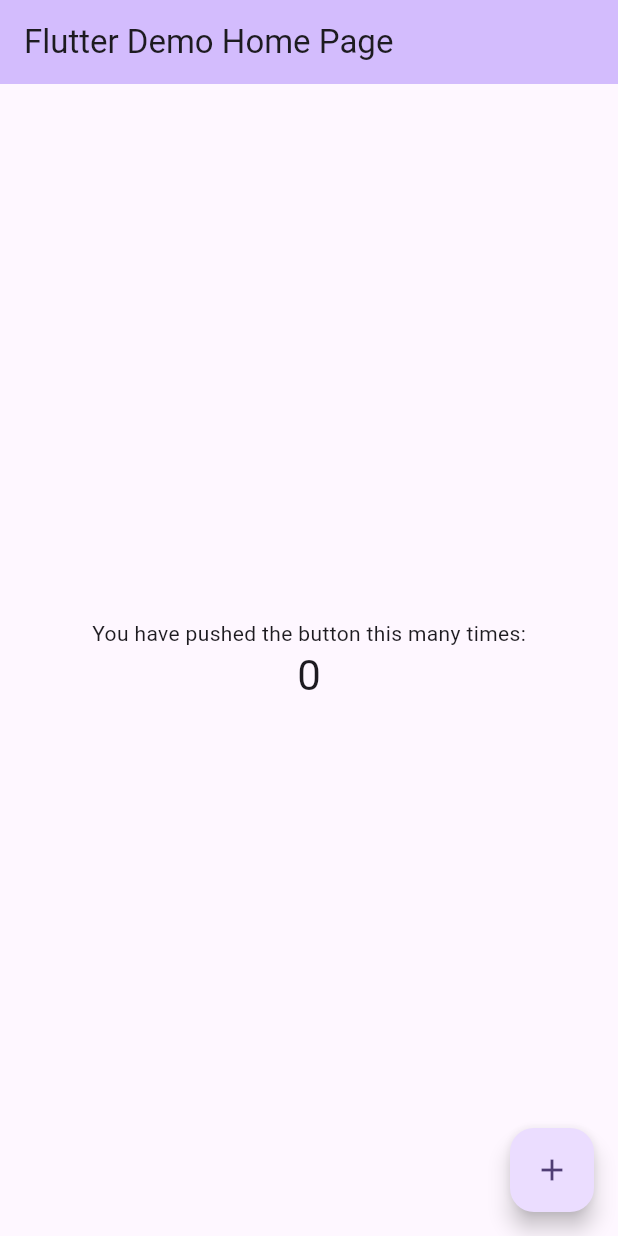
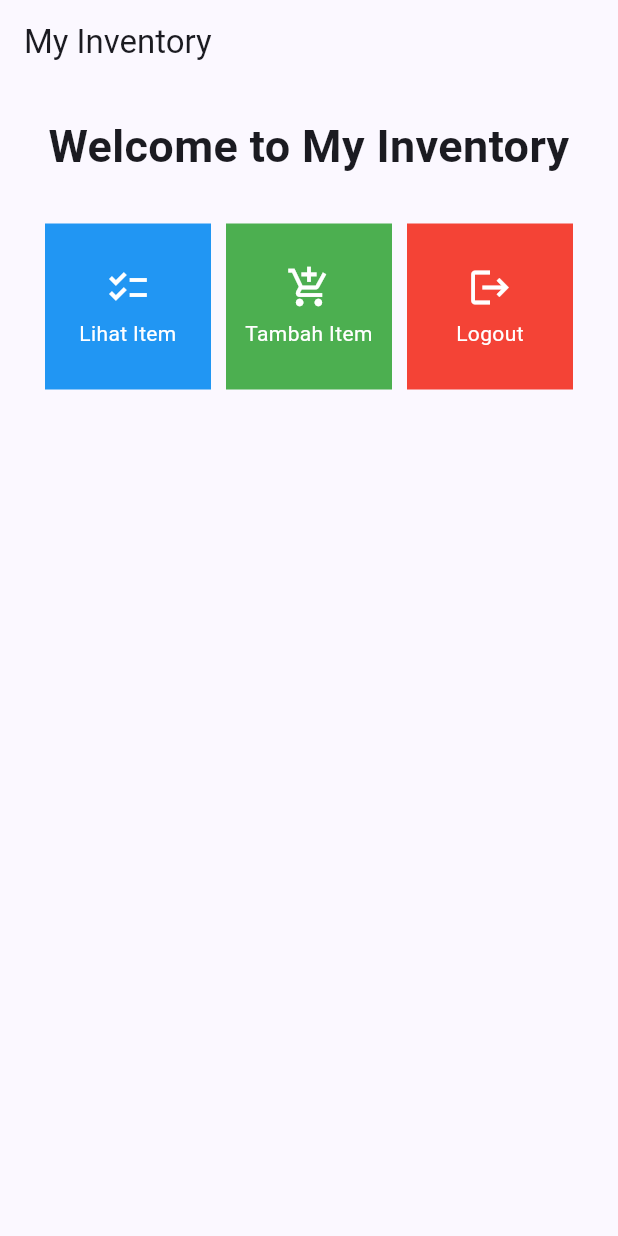
Before and after one commit to facesofgoblin/my-inventory-mobile, a Flutter app: the screen it shows after launch, on a phone screen of 412 x 824 dp. Run offline on Flutter 3.47's test engine with Material 2 defaults, Android fonts, the phone set to English and light mode, and no system bars.

Commit message:
TUGAS 7 SELESAI

```diff
--- a/lib/main.dart
+++ b/lib/main.dart
@@ -1,4 +1,5 @@
 import 'package:flutter/material.dart';
+import 'package:my_inventory/menu.dart';
 
 void main() {
   runApp(const MyApp());
@@ -11,7 +12,7 @@ class MyApp extends StatelessWidget {
   @override
   Widget build(BuildContext context) {
     return MaterialApp(
-      title: 'Flutter Demo',
+      title: 'My Inventory',
       theme: ThemeData(
         // This is the theme of your application.
         //
@@ -28,98 +29,10 @@ class MyApp extends StatelessWidget {
         //
         // This works for code too, not just values: Most code changes can be
         // tested with just a hot reload.
-        colorScheme: ColorScheme.fromSeed(seedColor: Colors.deepPurple),
+        colorScheme: ColorScheme.fromSeed(seedColor: Colors.indigo),
         useMaterial3: true,
       ),
-      home: const MyHomePage(title: 'Flutter Demo Home Page'),
+      home: MyHomePage(),
     );
   }
 }
-
-class MyHomePage extends StatefulWidget {
-  const MyHomePage({super.key, required this.title});
-
-  // This widget is the home page of your application. It is stateful, meaning
-  // that it has a State object (defined below) that contains fields that affect
-  // how it looks.
-
-  // This class is the configuration for the state. It holds the values (in this
-  // case the title) provided by the parent (in this case the App widget) and
-  // used by the build method of the State. Fields in a Widget subclass are
-  // always marked "final".
-
-  final String title;
-
-  @override
-  State<MyHomePage> createState() => _MyHomePageState();
-}
-
-class _MyHomePageState extends State<MyHomePage> {
-  int _counter = 0;
-
-  void _incrementCounter() {
-    setState(() {
-      // This call to setState tells the Flutter framework that something has
-      // changed in this State, which causes it to rerun the build method below
-      // so that the display can reflect the updated values. If we changed
-      // _counter without calling setState(), then the build method would not be
-      // called again, and so nothing would appear to happen.
-      _counter++;
-    });
-  }
-
-  @override
-  Widget build(BuildContext context) {
-    // This method is rerun every time setState is called, for instance as done
-    // by the _incrementCounter method above.
-    //
-    // The Flutter framework has been optimized to make rerunning build methods
-    // fast, so that you can just rebuild anything that needs updating rather
-    // than having to individually change instances of widgets.
-    return Scaffold(
-      appBar: AppBar(
-        // TRY THIS: Try changing the color here to a specific color (to
-        // Colors.amber, perhaps?) and trigger a hot reload to see the AppBar
-        // change color while the other colors stay the same.
-        backgroundColor: Theme.of(context).colorScheme.inversePrimary,
-        // Here we take the value from the MyHomePage object that was created by
-        // the App.build method, and use it to set our appbar title.
-        title: Text(widget.title),
-      ),
-      body: Center(
-        // Center is a layout widget. It takes a single child and positions it
-        // in the middle of the parent.
-        child: Column(
-          // Column is also a layout widget. It takes a list of children and
-          // arranges them vertically. By default, it sizes itself to fit its
-          // children horizontally, and tries to be as tall as its parent.
-          //
-          // Column has various properties to control how it sizes itself and
-          // how it positions its children. Here we use mainAxisAlignment to
-          // center the children vertically; the main axis here is the vertical
-          // axis because Columns are vertical (the cross axis would be
-          // horizontal).
-          //
-          // TRY THIS: Invoke "debug painting" (choose the "Toggle Debug Paint"
-          // action in the IDE, or press "p" in the console), to see the
-          // wireframe for each widget.
-          mainAxisAlignment: MainAxisAlignment.center,
-          children: <Widget>[
-            const Text(
-              'You have pushed the button this many times:',
-            ),
-            Text(
-              '$_counter',
-              style: Theme.of(context).textTheme.headlineMedium,
-            ),
-          ],
-        ),
-      ),
-      floatingActionButton: FloatingActionButton(
-        onPressed: _incrementCounter,
-        tooltip: 'Increment',
-        child: const Icon(Icons.add),
-      ), // This trailing comma makes auto-formatting nicer for build methods.
-    );
-  }
-}
--- /dev/null
+++ b/lib/menu.dart
@@ -0,0 +1,122 @@
+import 'package:flutter/material.dart';
+
+class MyHomePage extends StatelessWidget {
+  MyHomePage({Key? key}) : super(key: key);
+
+  final List<ShopItem> items = [
+    ShopItem("Lihat Item", Icons.checklist, Colors.blue), // Warna biru
+    ShopItem(
+        "Tambah Item", Icons.add_shopping_cart, Colors.green), // Warna hijau
+    ShopItem("Logout", Icons.logout, Colors.red), // Warna merah
+  ];
+
+  // This widget is the home page of your application. It is stateful, meaning
+  // that it has a State object (defined below) that contains fields that affect
+  // how it looks.
+
+  // This class is the configuration for the state. It holds the values (in this
+  // case the title) provided by the parent (in this case the App widget) and
+  // used by the build method of the State. Fields in a Widget subclass are
+  // always marked "final".
+  @override
+  Widget build(BuildContext context) {
+    return Scaffold(
+      appBar: AppBar(
+        title: const Text(
+          'My Inventory',
+        ),
+        // backgroundColor: ,
+      ),
+      body: SingleChildScrollView(
+        // Widget wrapper yang dapat discroll
+        child: Padding(
+          padding: const EdgeInsets.all(10.0), // Set padding dari halaman
+          child: Column(
+            // Widget untuk menampilkan children secara vertikal
+            children: <Widget>[
+              const Padding(
+                padding: EdgeInsets.only(top: 10.0, bottom: 10.0),
+                // Widget Text untuk menampilkan tulisan dengan alignment center dan style yang sesuai
+                child: Text(
+                  'Welcome to My Inventory', // Text yang menandakan toko
+                  textAlign: TextAlign.center,
+                  style: TextStyle(
+                    fontSize: 30,
+                    fontWeight: FontWeight.bold,
+                  ),
+                ),
+              ),
+              // Grid layout
+              GridView.count(
+                // Container pada card kita.
+                primary: true,
+                padding: const EdgeInsets.all(20),
+                crossAxisSpacing: 10,
+                mainAxisSpacing: 10,
+                crossAxisCount: 3,
+                shrinkWrap: true,
+                children: items.map((ShopItem item) {
+                  // Iterasi untuk setiap item
+                  return ShopCard(item);
+                }).toList(),
+              ),
+            ],
+          ),
+        ),
+      ),
+    );
+  }
+}
+
+class ShopItem {
+  final String name;
+  final IconData icon;
+  final Color color;
+
+  ShopItem(this.name, this.icon, this.color);
+}
+
+class ShopCard extends StatelessWidget {
+  final ShopItem item;
+
+  const ShopCard(this.item, {super.key}); // Constructor
+
+  @override
+  Widget build(BuildContext context) {
+    return Material(
+      color: item.color,
+      child: InkWell(
+        // Area responsive terhadap sentuhan
+        onTap: () {
+          // Memunculkan SnackBar ketika diklik
+          ScaffoldMessenger.of(context)
+            ..hideCurrentSnackBar()
+            ..showSnackBar(SnackBar(
+                content: Text("Kamu telah menekan tombol ${item.name}!")));
+        },
+        child: Container(
+          // Container untuk menyimpan Icon dan Text
+          padding: const EdgeInsets.all(8),
+          child: Center(
+            child: Column(
+              mainAxisAlignment: MainAxisAlignment.center,
+              children: [
+                Icon(
+                  item.icon,
+                  color: Colors.white,
+                  size: 30.0,
+                ),
+                const Padding(padding: EdgeInsets.all(3)),
+                Text(
+                  item.name,
+                  textAlign: TextAlign.center,
+                  style: const TextStyle(color: Colors.white),
+                ),
+              ],
+            ),
+          ),
+        ),
+      ),
+    );
+  }
+}
```
Also changed, not shown: 2 other files.
